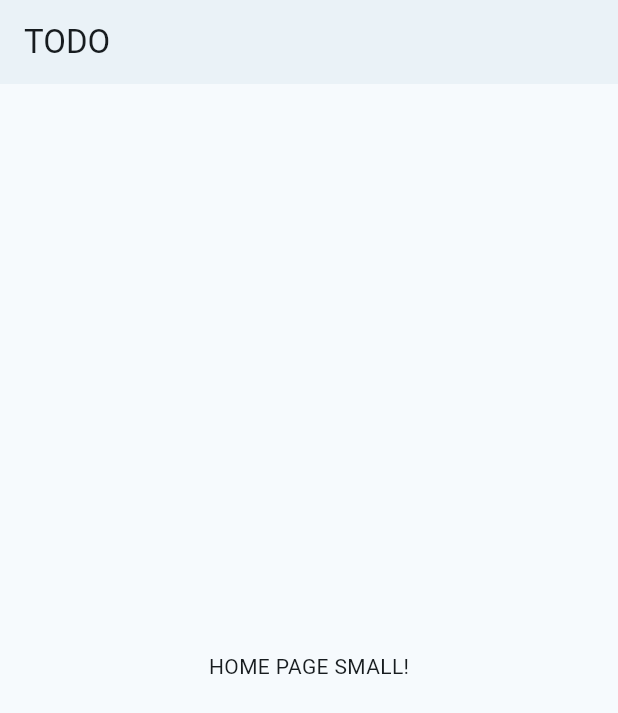
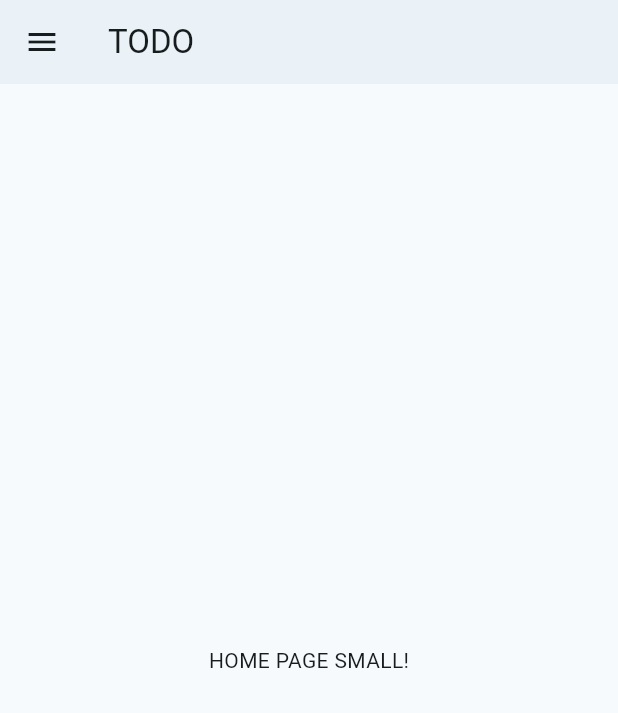
Before and after one commit to zp1ke/bone-bridge, a Flutter app: the screen it shows after launch, on a phone screen of 412 x 824 dp. Shown: the top 713 px of the screen. Run offline on Flutter 3.47's test engine with Material 3 defaults, Android fonts, the light colour scheme and no system bars; our stand-ins replace go_router.

Commit message:
Adding menu

```diff
--- a/lib/component/layout.dart
+++ b/lib/component/layout.dart
@@ -1,25 +1,136 @@
+import 'package:bone_bridge/component/responsive.dart';
+import 'package:bone_bridge/component/split.dart';
 import 'package:flutter/material.dart';
 
-class AppLayout extends StatelessWidget {
+import '../page/router.dart';
+
+class AppLayout extends StatefulWidget {
+  final List<AppRoute> routes;
   final Widget child;
 
   const AppLayout({
     super.key,
+    required this.routes,
     required this.child,
   });
 
   @override
+  State<AppLayout> createState() => _AppLayoutState();
+}
+
+class _AppLayoutState extends State<AppLayout> {
+  final GlobalKey<ScaffoldState> key = GlobalKey();
+  bool menuExpanded = true;
+
+  @override
   Widget build(BuildContext context) {
+    return ResponsiveWidget(
+      small: (context) => body(context, withDrawer: true),
+      medium: (context) => body(context),
+      large: (context) => body(context),
+    );
+  }
+
+  Widget body(BuildContext context, {bool withDrawer = false}) {
+    var body = widget.child;
+    if (!withDrawer) {
+      body = SplitWidget(
+        left: menu(menuExpanded),
+        center: body,
+        leftWidth: menuExpanded ? 240 : 52,
+      );
+    }
+
     return Scaffold(
+      key: key,
       appBar: AppBar(
         title: const Text('TODO'),
         elevation: 1,
+        leading: Builder(
+          builder: (context) {
+            return IconButton(
+              icon: const Icon(Icons.menu),
+              onPressed: onToggleMenu,
+            );
+          },
+        ),
       ),
-      body: SafeArea(
-        child: Padding(
-          padding: const EdgeInsets.only(top: 8, left: 4, right: 4),
-          child: child,
+      body: SafeArea(child: body),
+      drawer: withDrawer ? Drawer(child: menu(true)) : null,
+    );
+  }
+
+  void onToggleMenu() {
+    if (key.currentState!.hasDrawer) {
+      key.currentState!.openDrawer();
+    } else {
+      setState(() {
+        menuExpanded = !menuExpanded;
+      });
+    }
+  }
+
+  Widget menu(bool expanded) {
+    final selectedPath = context.activeNavPath;
+    debugPrint('Active route: $selectedPath');
+    return ListView(
+      padding: EdgeInsets.zero,
+      children: [
+        DrawerHeader(
+          child:
+              expanded ? const Text('Drawer Header') : const Icon(Icons.people),
         ),
+        menuItem(
+          expanded: expanded,
+          label: 'Home',
+          icon: Icons.home_sharp,
+          path: '/',
+          selected: selectedPath == null || selectedPath == '/',
+          onNavigation: onNavigation,
+        ),
+        const Divider(),
+        ...widget.routes.map((route) {
+          return menuItem(
+            expanded: expanded,
+            label: route.label,
+            icon: route.iconData,
+            path: route.path,
+            selected:
+                selectedPath != null && selectedPath.startsWith(route.path),
+            onNavigation: onNavigation,
+          );
+        }),
+      ],
+    );
+  }
+
+  void onNavigation(String path) {
+    if (key.currentState!.hasDrawer) {
+      key.currentState!.closeDrawer();
+    }
+    context.navTo(path);
+  }
+
+  Widget menuItem({
+    required bool expanded,
+    required String label,
+    required IconData icon,
+    required String path,
+    required bool selected,
+    required Function(String) onNavigation,
+  }) {
+    return Tooltip(
+      message: label,
+      waitDuration: Duration(milliseconds: selected ? 1000 : 600),
+      child: ListTile(
+        selected: selected,
+        leading: expanded ? Icon(icon) : null,
+        title: expanded ? Text(label) : Icon(icon),
+        onTap: !selected
+            ? () {
+                onNavigation(path);
+              }
+            : null,
       ),
     );
   }
--- a/lib/main.dart
+++ b/lib/main.dart
@@ -1,8 +1,12 @@
 import 'package:flutter/material.dart';
 
 import 'page/router.dart';
+import 'platform/common.dart'
+    if (dart.library.html) 'platform/web.dart'
+    if (dart.library.io) 'platform/common.dart';
 
 void main() {
+  setupPlatform();
   runApp(const App());
 }
 
--- a/lib/page/router.dart
+++ b/lib/page/router.dart
@@ -5,8 +5,18 @@ import 'package:go_router/go_router.dart';
 import '../component/layout.dart';
 
 final _routes = <AppRoute>[
-  AppRoute(path: PageA.path, routeBuilder: (context, state) => const PageA()),
-  AppRoute(path: PageB.path, routeBuilder: (context, state) => const PageB()),
+  AppRoute(
+    iconData: Icons.pages_sharp,
+    path: PageA.path,
+    label: 'Page A',
+    routeBuilder: (context, state) => const PageA(),
+  ),
+  AppRoute(
+    iconData: Icons.adb_sharp,
+    path: PageB.path,
+    label: 'Page B',
+    routeBuilder: (context, state) => const PageB(),
+  ),
 ];
 
 // https://pub.dev/documentation/go_router/latest/topics/Configuration-topic.html
@@ -14,7 +24,7 @@ final appRouter = GoRouter(
   routes: [
     ShellRoute(
       builder: (context, state, child) {
-        return AppLayout(child: child);
+        return AppLayout(routes: _routes, child: child);
       },
       routes: [
         GoRoute(
@@ -42,11 +52,22 @@ extension GoRouterHelper on BuildContext {
   void navTo(String location, {Object? extra}) {
     GoRouter.of(this).go(location, extra: extra);
   }
+
+  String? get activeNavPath {
+    return GoRouterState.of(this).fullPath;
+  }
 }
 
 class AppRoute {
+  final IconData iconData;
   final String path;
+  final String label;
   final GoRouterWidgetBuilder routeBuilder;
 
-  AppRoute({required this.path, required this.routeBuilder});
+  AppRoute({
+    required this.iconData,
+    required this.path,
+    required this.label,
+    required this.routeBuilder,
+  });
 }
--- /dev/null
+++ b/lib/platform/common.dart
@@ -0,0 +1 @@
+void setupPlatform() {}
--- /dev/null
+++ b/lib/platform/web.dart
@@ -0,0 +1,5 @@
+import 'package:flutter_web_plugins/flutter_web_plugins.dart';
+
+void setupPlatform() {
+  usePathUrlStrategy();
+}
--- a/pubspec.yaml
+++ b/pubspec.yaml
@@ -10,6 +10,8 @@ environment:
 dependencies:
   flutter:
     sdk: flutter
+  flutter_web_plugins:
+    sdk: flutter
   cupertino_icons: ^1.0.8
   go_router: ^14.2.7
 
```
Also changed, not shown: lib/component/split.dart (added, +28 -0 lines), pubspec.lock, 1 other file.
